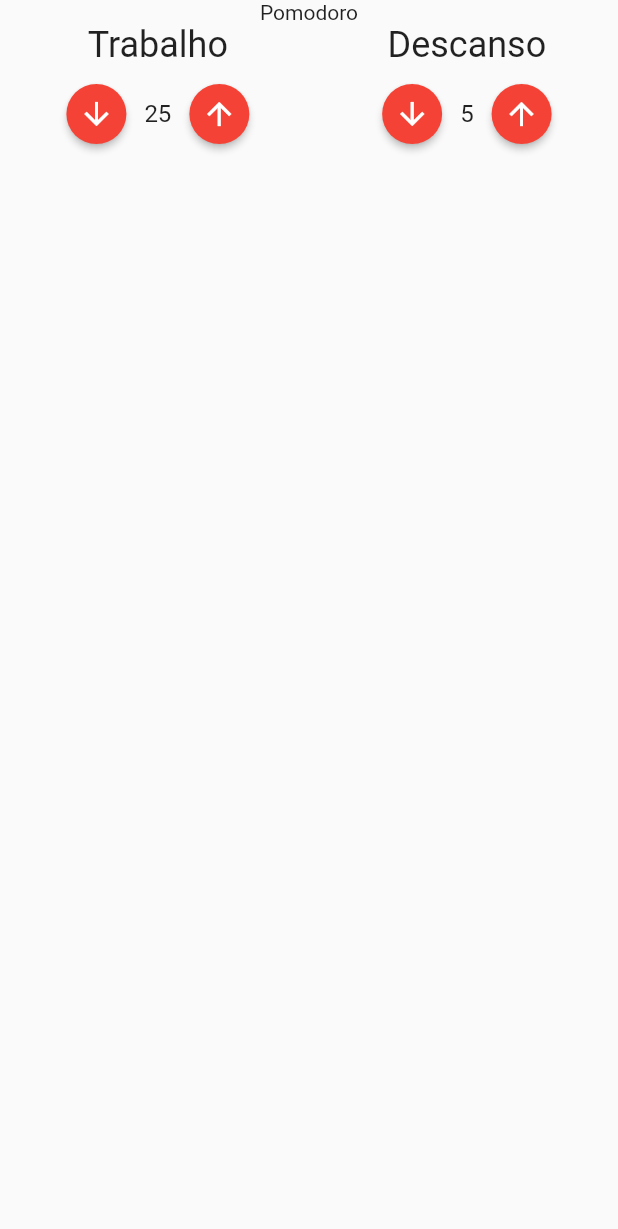
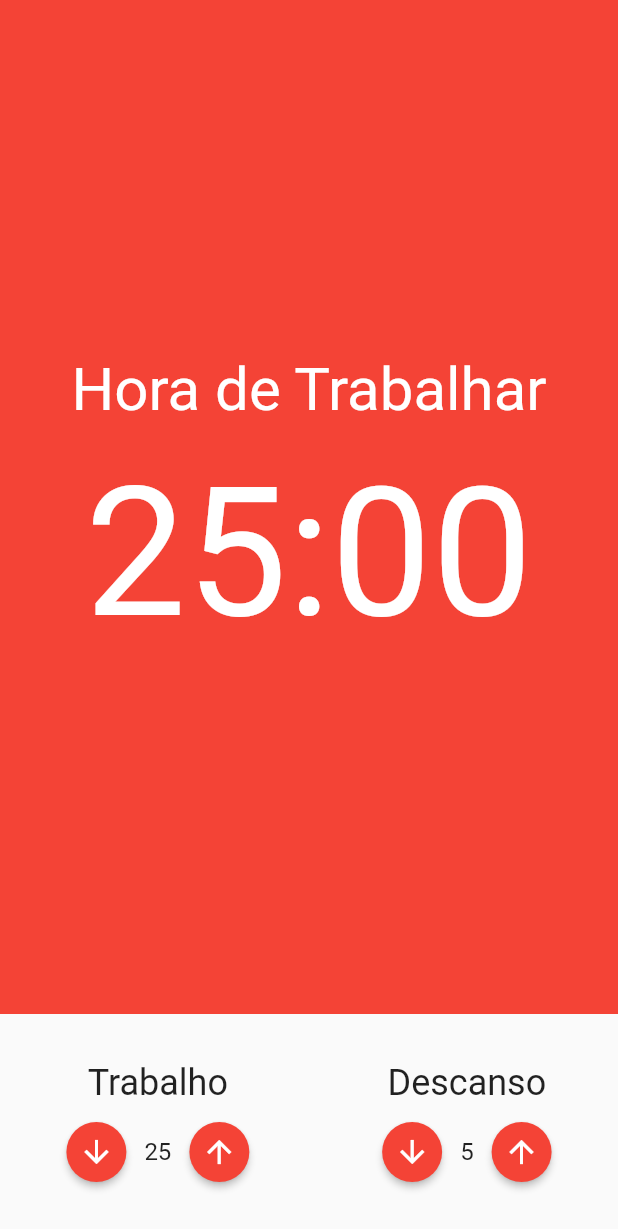
Before and after one commit to xandefreitas/MobX_Pomodoro, a Flutter app: the screen it shows after launch, on a phone screen of 412 x 824 dp. Shown: the top 1229 px of the screen. Run offline on Flutter 3.47's test engine with Material 2 defaults, Android fonts, the phone set to English and light mode, and no system bars.

Commit message:
461. Componente Cronômetro

```diff
--- /dev/null
+++ b/lib/components/cronometro.dart
@@ -0,0 +1,32 @@
+import 'package:flutter/material.dart';
+
+class Cronometro extends StatelessWidget {
+  const Cronometro({Key? key}) : super(key: key);
+
+  @override
+  Widget build(BuildContext context) {
+    return Container(
+      color: Colors.red,
+      child: Column(
+        mainAxisAlignment: MainAxisAlignment.center,
+        children: [
+          Text(
+            'Hora de Trabalhar',
+            style: TextStyle(
+              fontSize: 40,
+              color: Colors.white,
+            ),
+          ),
+          SizedBox(height: 16),
+          Text(
+            '25:00',
+            style: TextStyle(
+              fontSize: 120,
+              color: Colors.white,
+            ),
+          )
+        ],
+      ),
+    );
+  }
+}
--- a/lib/pages/pomodoro.dart
+++ b/lib/pages/pomodoro.dart
@@ -1,5 +1,7 @@
 import 'package:flutter/material.dart';
 import 'package:flutter_mobx_pomodoro/components/entrada_tempo.dart';
+
+import '../components/cronometro.dart';
 
 class Pomodoro extends StatelessWidget {
   const Pomodoro({Key? key}) : super(key: key);
@@ -8,9 +10,14 @@
   Widget build(BuildContext context) {
     return Scaffold(
       body: Column(
+        crossAxisAlignment: CrossAxisAlignment.stretch,
         children: [
-          Text('Pomodoro'),
-          Row(
+          Expanded(
+            child: Cronometro(),
+          ),
+          Padding(
+            padding: EdgeInsets.symmetric(vertical: 32),
+            child: Row(
               mainAxisAlignment: MainAxisAlignment.spaceAround,
               children: [
                 EntradaTempo(
@@ -23,6 +30,7 @@
                 ),
               ],
             ),
+          ),
         ],
       ),
     );
```
Lines whose indentation alone changed are shown as unchanged.
